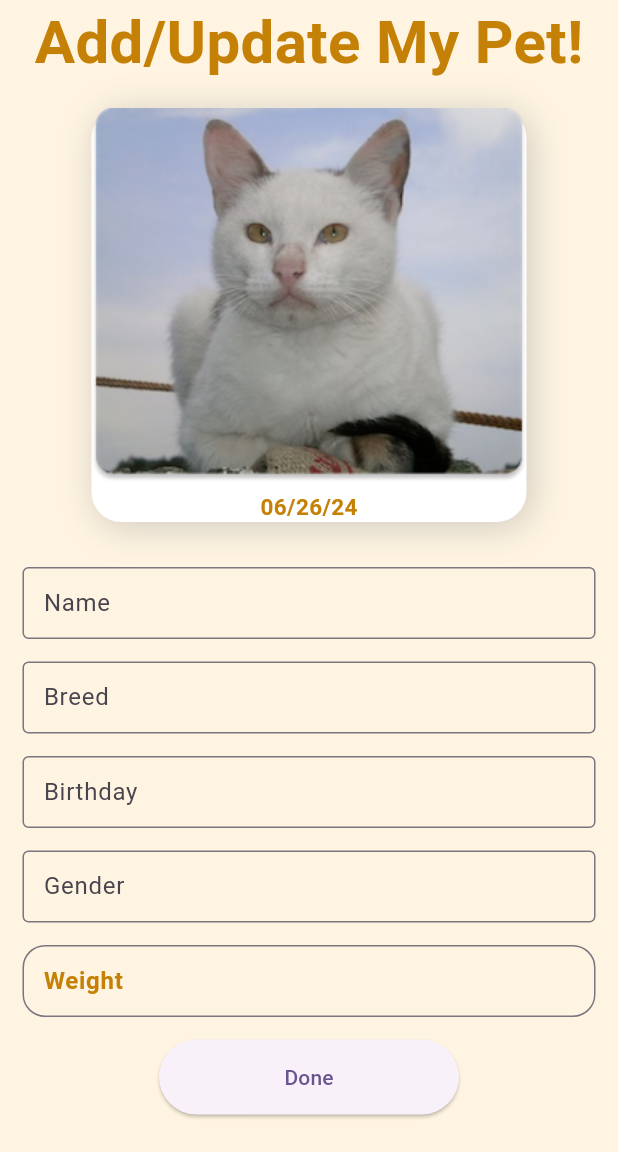
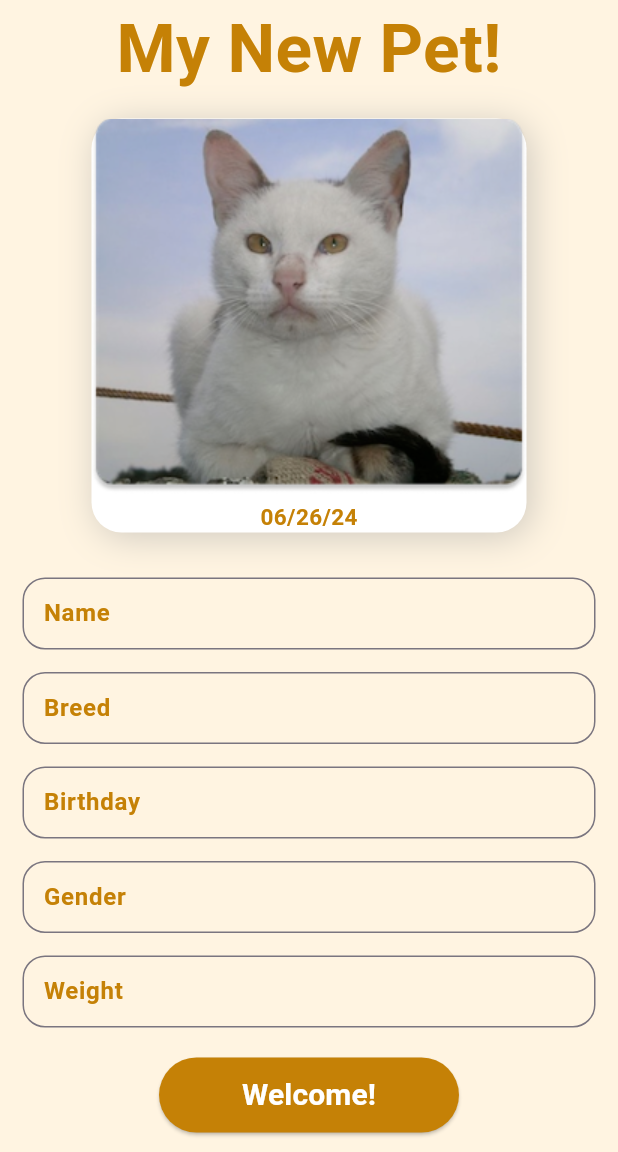
Before and after one commit to RustomMurad/flutter_my_pet_care_app, a Flutter app: the AddUpdateMyPetPage screen opened by its route, on a phone screen of 412 x 824 dp, the part 84-1236 px from its top. Run offline on Flutter 3.47's test engine with Material 3 defaults, Android fonts, the phone set to English and light mode, and no system bars; our stand-ins replace flutter_svg.

Commit message:
Changes to be committed: *       modified:   lib/pages/add_update_my_pet.dart

```diff
--- a/lib/pages/add_update_my_pet.dart
+++ b/lib/pages/add_update_my_pet.dart
@@ -37,9 +37,9 @@ class _AddUpdateMyPetPageState extends State<AddUpdateMyPetPage> {
                   mainAxisAlignment: MainAxisAlignment.center,
                   children: [
                     Text(
-                      'Add/Update My Pet!',
+                      'My New Pet!',
                       style: TextStyle(
-                        fontSize: 40,
+                        fontSize: 45,
                         fontWeight: FontWeight.bold,
                         color: Color.fromARGB(255, 197, 129, 6),
                       ),
@@ -66,8 +66,14 @@ class _AddUpdateMyPetPageState extends State<AddUpdateMyPetPage> {
                               bottom: 10.0,
                             ),
                             labelText: "Name",
-                            hintText: "what do people call you",
-                            border: OutlineInputBorder(),
+                            labelStyle: TextStyle(
+                              color: Color.fromARGB(255, 197, 129, 6),
+                              fontWeight: FontWeight.bold,
+                            ),
+                            hintText: "what should I call you",
+                            border: OutlineInputBorder(
+                              borderRadius: BorderRadius.circular(15),
+                            ),
                             //icon: Icon(Icons.person),
                           ),
                         ),
@@ -82,9 +88,14 @@ class _AddUpdateMyPetPageState extends State<AddUpdateMyPetPage> {
                               bottom: 10.0,
                             ),
                             labelText: "Breed",
+                            labelStyle: TextStyle(
+                              color: Color.fromARGB(255, 197, 129, 6),
+                              fontWeight: FontWeight.bold,
+                            ),
                             hintText: "what do people call you",
-                            border: OutlineInputBorder(),
-                            //icon: Icon(Icons.person),
+                            border: OutlineInputBorder(
+                              borderRadius: BorderRadius.circular(15),
+                            ),
                           ),
                         ),
                         SizedBox(
@@ -98,8 +109,14 @@ class _AddUpdateMyPetPageState extends State<AddUpdateMyPetPage> {
                               bottom: 10.0,
                             ),
                             labelText: "Birthday",
+                            labelStyle: TextStyle(
+                              color: Color.fromARGB(255, 197, 129, 6),
+                              fontWeight: FontWeight.bold,
+                            ),
                             hintText: "what do people call you",
-                            border: OutlineInputBorder(),
+                            border: OutlineInputBorder(
+                              borderRadius: BorderRadius.circular(15),
+                            ),
                             //icon: Icon(Icons.person),
                           ),
                         ),
@@ -114,8 +131,14 @@ class _AddUpdateMyPetPageState extends State<AddUpdateMyPetPage> {
                               bottom: 10.0,
                             ),
                             labelText: "Gender",
+                            labelStyle: TextStyle(
+                              color: Color.fromARGB(255, 197, 129, 6),
+                              fontWeight: FontWeight.bold,
+                            ),
                             hintText: "what do people call you",
-                            border: OutlineInputBorder(),
+                            border: OutlineInputBorder(
+                              borderRadius: BorderRadius.circular(15),
+                            ),
                             //icon: Icon(Icons.person),
                           ),
                         ),
@@ -134,21 +157,32 @@ class _AddUpdateMyPetPageState extends State<AddUpdateMyPetPage> {
                               color: Color.fromARGB(255, 197, 129, 6),
                               fontWeight: FontWeight.bold,
                             ),
-                            hintText: "what do people call you",
+                            hintText: "how much do you weight?",
                             border: OutlineInputBorder(
-                                borderRadius: BorderRadius.circular(15)),
-                            //icon: Icon(Icons.person),
+                              borderRadius: BorderRadius.circular(15),
+                            ),
                           ),
                         ),
                         SizedBox(
-                          height: 15,
+                          height: 20,
                         ),
                         ElevatedButton(
-                          style: ElevatedButton.styleFrom(minimumSize: Size(200, 50)),
+                          style: ElevatedButton.styleFrom(
+                            minimumSize: Size(200, 50),
+                            backgroundColor:  Color.fromARGB(255, 197, 129, 6),
+                          ),
                           onPressed: () {
                             Navigator.pushNamed(context, "/MyPetPage");
                           },
-                          child: Text("Done"),
+                          child: Text(
+                            "Welcome!",
+                            style: TextStyle(
+                              //color: Color.fromARGB(255, 197, 129, 6),
+                              color: Colors.white,
+                              fontSize: 20.0,
+                              fontWeight: FontWeight.bold,
+                            ),
+                          ),
                         )
                       ],
                     ),
```
